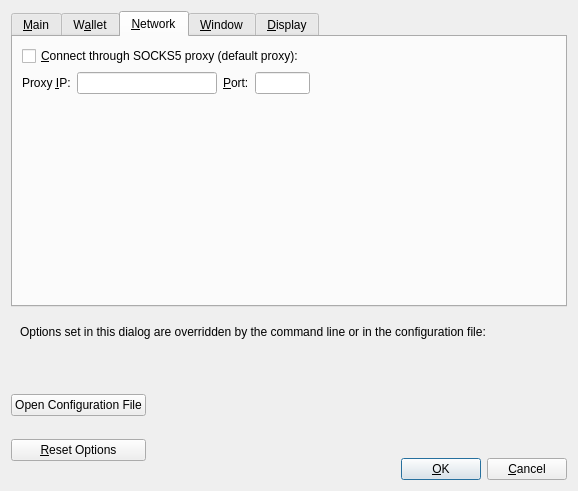
This is qt/optionsdialog.ui in uebian/tronwallet as Qt 5 draws it before an edit. The edited form follows.
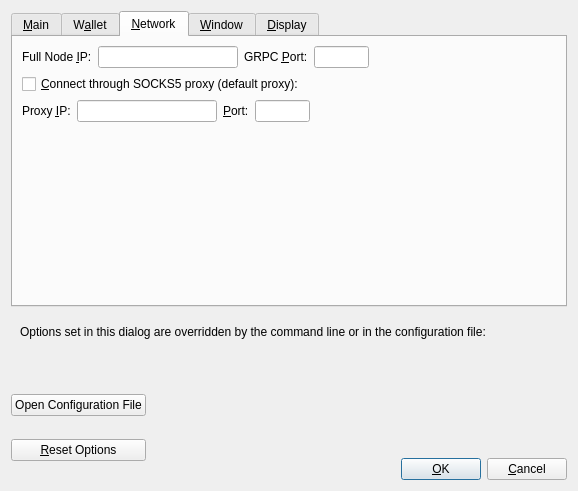
This is the edited form. Custom widgets are drawn as their Qt base class.

Commit message: 修改设置页面

```diff
--- a/qt/optionsdialog.ui
+++ b/qt/optionsdialog.ui
@@ -305,6 +305,87 @@
        <string>&amp;Network</string>
       </attribute>
       <layout class="QVBoxLayout" name="verticalLayout_Network">
+       <item>
+        <layout class="QHBoxLayout" name="horizontalLayout_1_Network">
+         <item>
+          <widget class="QLabel" name="FullNodeIpLabel">
+           <property name="text">
+            <string>Full Node &amp;IP:</string>
+           </property>
+           <property name="textFormat">
+            <enum>Qt::PlainText</enum>
+           </property>
+           <property name="buddy">
+            <cstring>FullNodeIp</cstring>
+           </property>
+          </widget>
+         </item>
+         <item>
+          <widget class="QValidatedLineEdit" name="FullNodeIp">
+           <property name="minimumSize">
+            <size>
+             <width>140</width>
+             <height>0</height>
+            </size>
+           </property>
+           <property name="maximumSize">
+            <size>
+             <width>140</width>
+             <height>16777215</height>
+            </size>
+           </property>
+           <property name="toolTip">
+            <string>IP address of the proxy (e.g. IPv4: 127.0.0.1 / IPv6: ::1)</string>
+           </property>
+          </widget>
+         </item>
+         <item>
+          <widget class="QLabel" name="grpcPortLabel">
+           <property name="text">
+            <string>GRPC &amp;Port:</string>
+           </property>
+           <property name="textFormat">
+            <enum>Qt::PlainText</enum>
+           </property>
+           <property name="buddy">
+            <cstring>FullNodePort</cstring>
+           </property>
+          </widget>
+         </item>
+         <item>
+          <widget class="QLineEdit" name="FullNodePort">
+           <property name="minimumSize">
+            <size>
+             <width>55</width>
+             <height>0</height>
+            </size>
+           </property>
+           <property name="maximumSize">
+            <size>
+             <width>55</width>
+             <height>16777215</height>
+            </size>
+           </property>
+           <property name="toolTip">
+            <string>Port of the proxy (e.g. 9050)</string>
+           </property>
+          </widget>
+         </item>
+         <item>
+          <spacer name="horizontalSpacer_1_Network">
+           <property name="orientation">
+            <enum>Qt::Horizontal</enum>
+           </property>
+           <property name="sizeHint" stdset="0">
+            <size>
+             <width>40</width>
+             <height>20</height>
+            </size>
+           </property>
+          </spacer>
+         </item>
+        </layout>
+       </item>
        <item>
         <widget class="QCheckBox" name="connectSocks">
          <property name="toolTip">
@@ -316,7 +397,7 @@
         </widget>
        </item>
        <item>
-        <layout class="QHBoxLayout" name="horizontalLayout_1_Network">
+        <layout class="QHBoxLayout" name="horizontalLayout_3_Network">
          <item>
           <widget class="QLabel" name="proxyIpLabel">
            <property name="text">
@@ -326,12 +407,12 @@
             <enum>Qt::PlainText</enum>
            </property>
            <property name="buddy">
-            <cstring>proxyIp</cstring>
+            <cstring>proxyIP</cstring>
            </property>
           </widget>
          </item>
          <item>
-          <widget class="QValidatedLineEdit" name="proxyIp">
+          <widget class="QValidatedLineEdit" name="proxyIP">
            <property name="minimumSize">
             <size>
              <width>140</width>
@@ -382,7 +463,7 @@
           </widget>
          </item>
          <item>
-          <spacer name="horizontalSpacer_1_Network">
+          <spacer name="horizontalSpacer_4_Network">
            <property name="orientation">
             <enum>Qt::Horizontal</enum>
            </property>
```
The commit also changes 2 other files.
